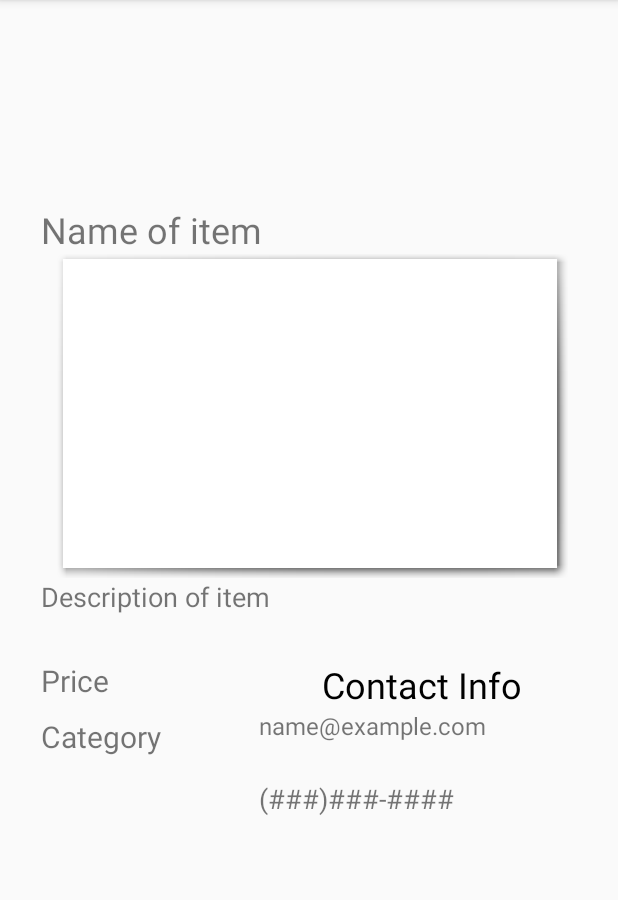
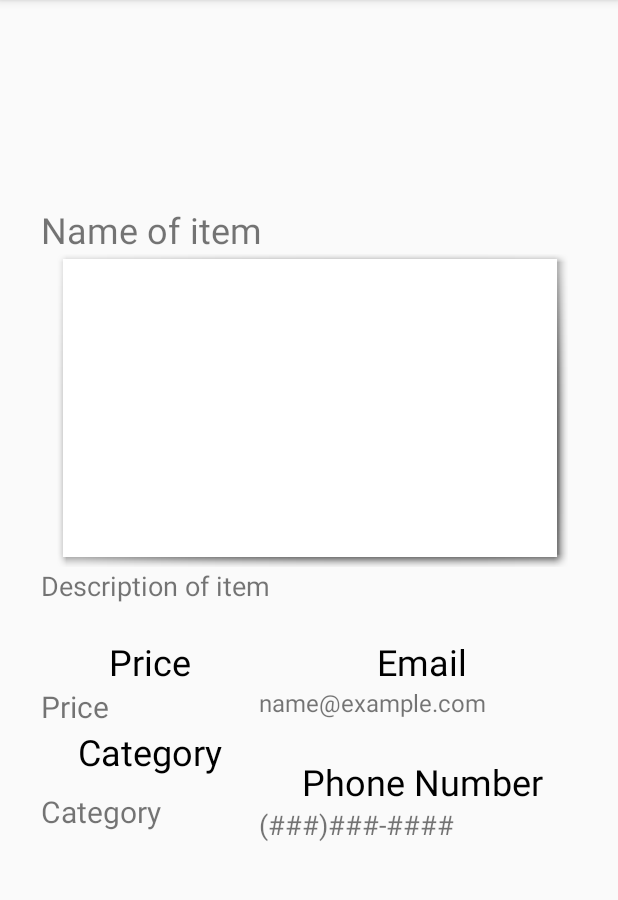
Before and after one commit to Vincenth421/MarketplaceApp, an Android app: the DisplayOffer screen opened directly, with no data from a screen before it, on a phone screen of 412 x 824 dp, the part 84-984 px from its top. Run offline under Robolectric (Android 15) with nearby library versions, the phone set to English and light mode, and no system bars; our stand-ins replace Firebase (no records; nobody signed in at launch, a user with empty details on screens opened directly); pictures from the network do not load.

Commit message:
Fixed display offer to display text

```diff
--- a/app/src/main/java/com/example/vince/marketplaceapp/AddOfferActivity.java
+++ b/app/src/main/java/com/example/vince/marketplaceapp/AddOfferActivity.java
@@ -60,12 +60,11 @@ public class AddOfferActivity extends AppCompatActivity {
     Uri filePath;
     long userNumber;
     ProgressDialog pd;
-    long num = 0;
     String str;
     Spinner spinner;
 
     DatabaseReference rootRef = FirebaseDatabase.getInstance().getReference();
-    DatabaseReference nameRef;
+
 
     // MY_PREFS_NAME - a static String variable like:
     public static final String MY_PREFS_NAME = "MyPrefsFile";
--- a/app/src/main/java/com/example/vince/marketplaceapp/DisplayOffer.java
+++ b/app/src/main/java/com/example/vince/marketplaceapp/DisplayOffer.java
@@ -73,9 +73,9 @@ public class DisplayOffer extends AppCompatActivity {
     @Override
     protected void onStart() {
         super.onStart();
-        rootRef.addChildEventListener(new ChildEventListener() {
+        rootRef.addValueEventListener(new ValueEventListener() {
             @Override
-            public void onChildAdded(DataSnapshot dataSnapshot, String s) {
+            public void onDataChange(DataSnapshot dataSnapshot) {
                 if (dataSnapshot.hasChild(userKey)) {
                     String str = dataSnapshot.child(userKey).getValue().toString();
                     storageRef.child(userKey);
@@ -84,7 +84,6 @@ public class DisplayOffer extends AppCompatActivity {
                     textViewDescription.setText(store[1]);
                     textViewPrice.setText(store[2]);
                     textViewCategory.setText(store[3]);
-
                     if (store[4].equals("none")) {
                         textViewEmail.setText("Not provided.");
                     }
@@ -92,21 +91,6 @@ public class DisplayOffer extends AppCompatActivity {
                         textViewPhone.setText("Not provided.");
                     }
                 }
-            }
-
-            @Override
-            public void onChildChanged(DataSnapshot dataSnapshot, String s) {
-
-            }
-
-            @Override
-            public void onChildRemoved(DataSnapshot dataSnapshot) {
-
-            }
-
-            @Override
-            public void onChildMoved(DataSnapshot dataSnapshot, String s) {
-
             }
 
             @Override
--- a/app/src/main/res/layout/activity_display_offer.xml
+++ b/app/src/main/res/layout/activity_display_offer.xml
@@ -73,11 +73,35 @@
                 android:orientation="vertical">
 
                 <TextView
+                    android:id="@+id/textView2"
+                    android:layout_width="match_parent"
+                    android:layout_height="wrap_content"
+                    android:text="Price"
+                    android:textAlignment="center"
+                    android:textColor="#000"
+                    android:textSize="24dp"
+
+                    tools:layout_editor_absoluteX="93dp"
+                    tools:layout_editor_absoluteY="-12dp" />
+
+                <TextView
                     android:id="@+id/price"
                     android:layout_width="match_parent"
                     android:layout_height="match_parent"
                     android:text="Price"
                     android:textSize="20dp" />
+
+                <TextView
+                    android:id="@+id/textView3"
+                    android:layout_width="match_parent"
+                    android:layout_height="wrap_content"
+                    android:text="Category"
+                    android:textAlignment="center"
+                    android:textColor="#000"
+                    android:textSize="24dp"
+
+                    tools:layout_editor_absoluteX="93dp"
+                    tools:layout_editor_absoluteY="-12dp" />
 
                 <TextView
                     android:id="@+id/category"
@@ -98,7 +122,7 @@
                     android:id="@+id/textView4"
                     android:layout_width="match_parent"
                     android:layout_height="wrap_content"
-                    android:text="Contact Info"
+                    android:text="Email"
                     android:textAlignment="center"
                     android:textColor="#000"
                     android:textSize="24dp"
@@ -112,6 +136,17 @@
                     android:layout_height="47dp"
                     android:text="name@example.com"
                     android:textSize="16dp" />
+                <TextView
+                    android:id="@+id/textView1"
+                    android:layout_width="match_parent"
+                    android:layout_height="wrap_content"
+                    android:text="Phone Number"
+                    android:textAlignment="center"
+                    android:textColor="#000"
+                    android:textSize="24dp"
+
+                    tools:layout_editor_absoluteX="93dp"
+                    tools:layout_editor_absoluteY="-12dp" />
 
                 <TextView
                     android:id="@+id/textViewNumber"
```
